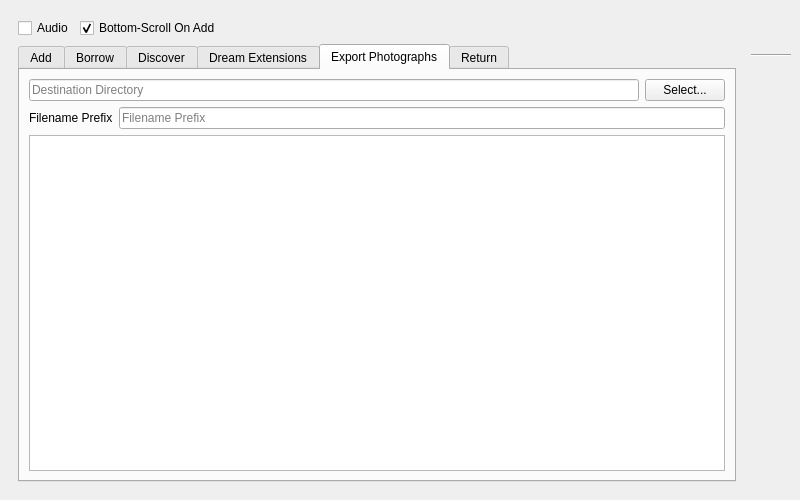
textbrowser/biblioteq, file UI/biblioteq_batch_activities_browser.ui: the form before one commit.
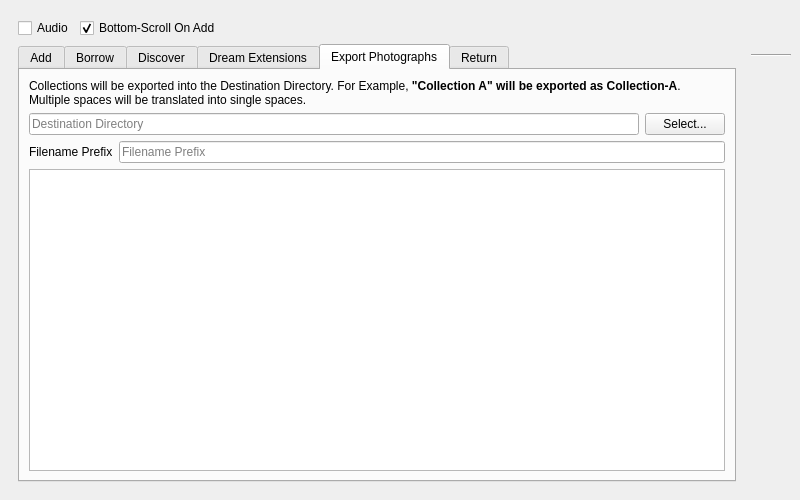
The form after the commit. The open tabs and pages were chosen to show the change. Icons and pictures are not drawn.

Diff of the .ui file:
```diff
--- a/UI/biblioteq_batch_activities_browser.ui
+++ b/UI/biblioteq_batch_activities_browser.ui
@@ -866,6 +866,16 @@
            <string>Export Photographs</string>
           </attribute>
           <layout class="QVBoxLayout" name="verticalLayout_7">
+           <item>
+            <widget class="QLabel" name="label_12">
+             <property name="text">
+              <string>&lt;html&gt;&lt;head/&gt;&lt;body&gt;&lt;p&gt;Collections will be exported into the Destination Directory. For Example, &lt;span style=&quot; font-weight:700;&quot;&gt;&amp;quot;Collection A&amp;quot; will be exported as Collection-A&lt;/span&gt;. Multiple spaces will be translated into single spaces.&lt;/p&gt;&lt;/body&gt;&lt;/html&gt;</string>
+             </property>
+             <property name="wordWrap">
+              <bool>true</bool>
+             </property>
+            </widget>
+           </item>
            <item>
             <layout class="QHBoxLayout" name="_3">
              <item>
```
